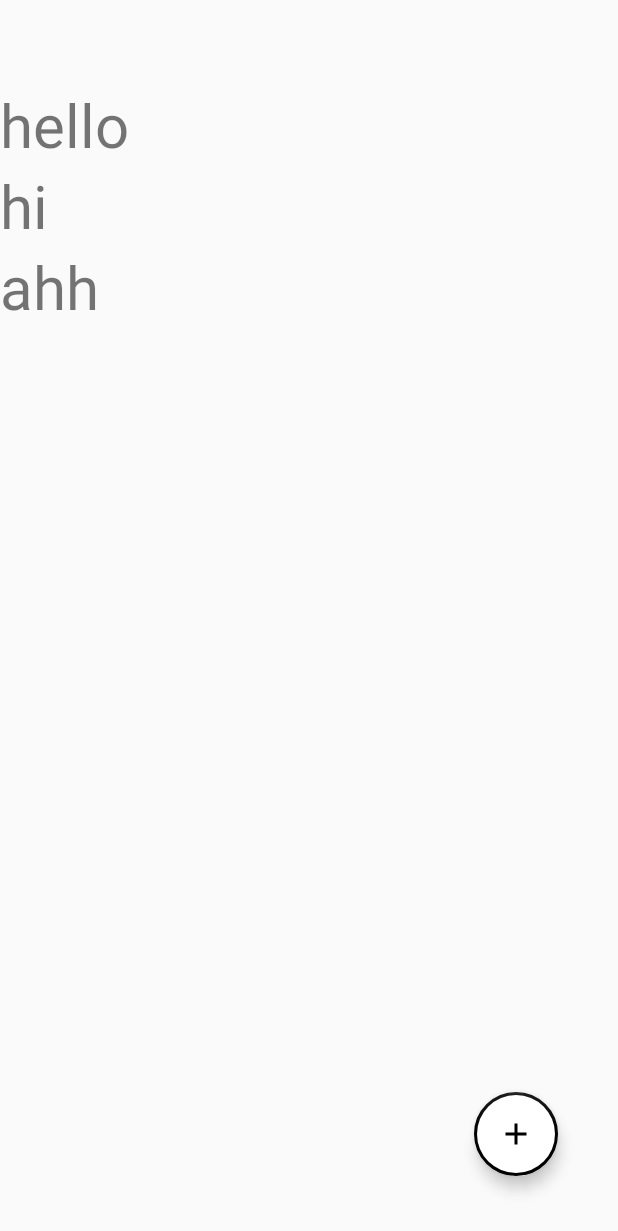
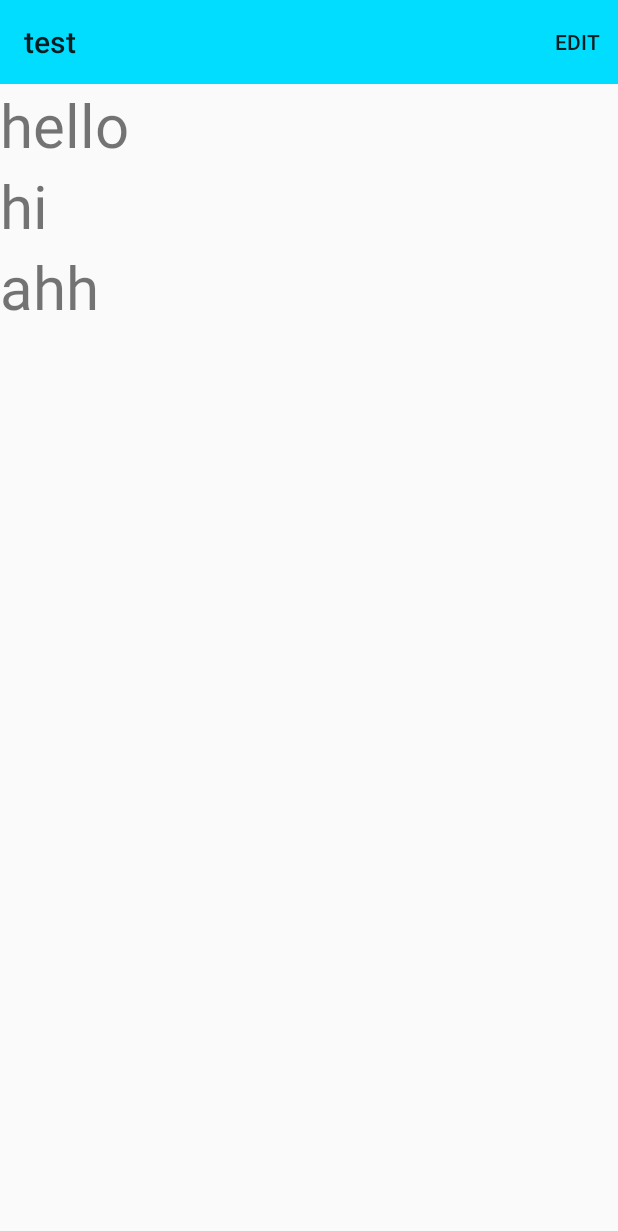
Before and after one commit to prography/5th-pizza-android, an Android app: the screen it shows after launch (MainActivity), on a phone screen of 412 x 824 dp. Shown: the top 1231 px of the screen. Run offline under Robolectric (Android 15) with nearby library versions, the phone set to English and light mode, and no system bars.

Commit message:
#6-1. SET actionbar

```diff
--- a/app/src/main/java/com/prography/progrpahy_pizza/src/main/MainActivity.java
+++ b/app/src/main/java/com/prography/progrpahy_pizza/src/main/MainActivity.java
@@ -15,6 +15,8 @@ import com.prography.progrpahy_pizza.src.main.models.RecyclerViewAdapter;
 import java.util.ArrayList;
 
 import androidx.annotation.NonNull;
+import androidx.appcompat.app.ActionBar;
+import androidx.appcompat.widget.Toolbar;
 import androidx.recyclerview.widget.LinearLayoutManager;
 import androidx.recyclerview.widget.RecyclerView;
 
@@ -22,6 +24,7 @@ public class MainActivity extends BaseActivity implements MainActivityView, View
 
     private FloatingActionButton floatingActionButton;
     private RecyclerView recyclerView;
+    private Toolbar toolbar;
     @Override
     protected void onCreate(Bundle savedInstanceState) {
         super.onCreate(savedInstanceState);
@@ -29,6 +32,10 @@ public class MainActivity extends BaseActivity implements MainActivityView, View
 
         floatingActionButton=findViewById(R.id.btn_main_addChallenge);
         recyclerView=findViewById(R.id.recyclerView);
+        toolbar=findViewById(R.id.toolbar_main);
+
+        setSupportActionBar(toolbar);
+        ActionBar actionBar = getSupportActionBar();
 
         floatingActionButton.setOnClickListener(this);
 
@@ -52,6 +59,7 @@ public class MainActivity extends BaseActivity implements MainActivityView, View
         switch (item.getItemId()){
             case R.id.main_edit:
 
+
         }
 
         return true;
--- a/app/src/main/res/layout/activity_main.xml
+++ b/app/src/main/res/layout/activity_main.xml
@@ -1,15 +1,18 @@
 <?xml version="1.0" encoding="utf-8"?>
-<RelativeLayout xmlns:android="http://schemas.android.com/apk/res/android"
+<LinearLayout xmlns:android="http://schemas.android.com/apk/res/android"
     xmlns:app="http://schemas.android.com/apk/res-auto"
     xmlns:tools="http://schemas.android.com/tools"
     android:layout_width="match_parent"
     android:layout_height="match_parent"
+    android:orientation="vertical"
     tools:context=".src.main.MainActivity">
 
     <androidx.appcompat.widget.Toolbar
         android:id="@+id/toolbar_main"
         android:layout_width="match_parent"
-        android:layout_height="?attr/actionBarSize" />
+        android:layout_height="?attr/actionBarSize"
+        android:background="@android:color/holo_blue_bright"
+        app:title="test"/>
 
     <androidx.recyclerview.widget.RecyclerView
         android:id="@+id/recyclerView"
@@ -35,4 +38,4 @@
         app:borderWidth="2dp"/>
 
 
-</RelativeLayout>
+</LinearLayout>
```
